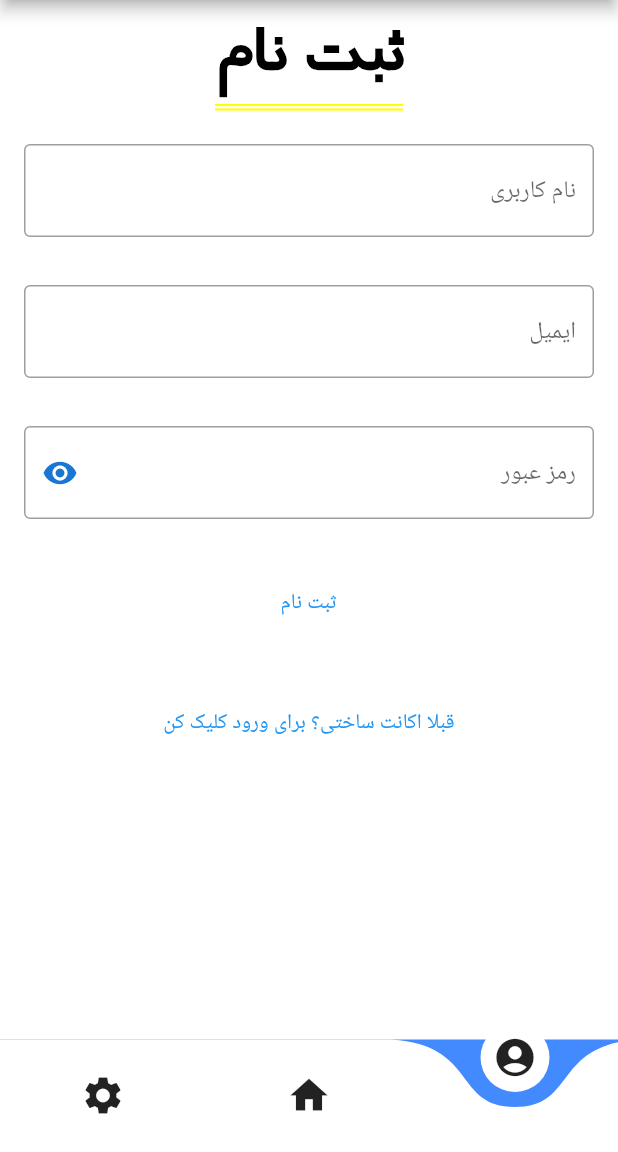
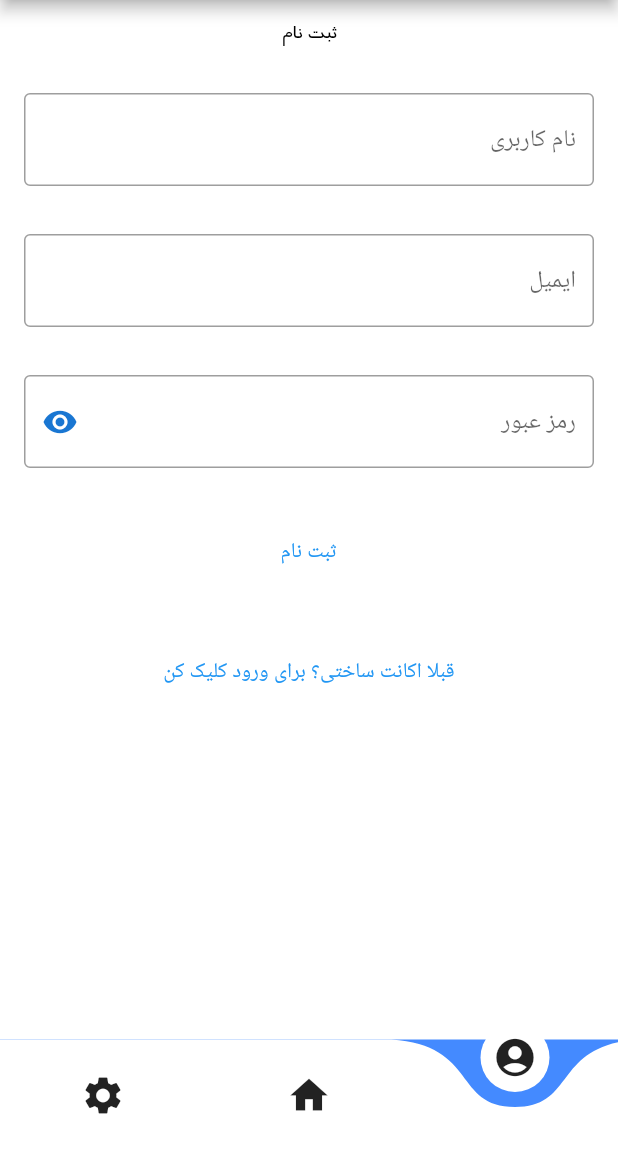
Before and after one commit to dorrin-sot/Mobdev-Game-Project, a Flutter app: the screen it shows after launch, item 3 of the bottom bar chosen, after a tap on "اگه اکانت نداری برای ثبت نام کلیک کن", on a phone screen of 412 x 824 dp, the part 84-1236 px from its top. Run offline on Flutter 3.47's test engine with Material 2 defaults, Android fonts, the phone set to English and light mode, and no system bars; drawn by our look-alikes of curved_navigation_bar; our stand-ins replace animated_text_kit, auth_buttons, connectivity_plus, firebase_core, flutter_dotenv, get and 6 more; missing offline and left inert: cron, pedantic; accounts and stored records are empty; network calls fail.

Commit message:
added new navigation things

```diff
--- a/lib/controllers/question_page_controller.dart
+++ b/lib/controllers/question_page_controller.dart
@@ -5,7 +5,6 @@ import 'package:get/get.dart';
 import 'package:mobdev_game_project/controllers/clock_controller.dart';
 import 'package:mobdev_game_project/models/question.dart';
 import 'package:mobdev_game_project/models/subject.dart';
-import 'package:mobdev_game_project/views/quiz_page/quiz_result.dart';
 
 enum ColorSwitch { MAIN, WRONG, CORRECT }
 
@@ -95,7 +94,12 @@ class QuestionPageController extends GetxController {
   void resetForNextQOrQuit() {
     //todo quit function
     if (_questionIndex == questions!.length - 1) {
-      Get.to(QuizResultPage(_results[0], _results[1], _results[2], _results[3]));
+      Get.toNamed('/quiz-res', arguments: {
+        'num': _results[0],
+        'correct': _results[1],
+        'wrong': _results[2],
+        'empty': _results[3]
+      });
       return;
     }
     _questionIndex += 1;
--- a/lib/main.dart
+++ b/lib/main.dart
@@ -7,15 +7,13 @@ import 'package:flutter_dotenv/flutter_dotenv.dart';
 import 'package:get/get.dart';
 import 'package:mobdev_game_project/views/appbar_and_navbar/appbar_related.dart';
 import 'package:mobdev_game_project/views/appbar_and_navbar/navbar_related.dart';
-import 'package:mobdev_game_project/views/navigation_pages/accounts.dart';
-import 'package:mobdev_game_project/views/navigation_pages/home.dart';
-import 'package:mobdev_game_project/views/navigation_pages/settings.dart';
 import 'package:mobdev_game_project/views/no_network_page.dart';
 import 'package:mobdev_game_project/views/quiz_page/question_page.dart';
-import 'package:mobdev_game_project/views/subject_page/subject_page.dart';
+import 'package:mobdev_game_project/views/quiz_page/quiz_result.dart';
 import 'package:parse_server_sdk_flutter/parse_server_sdk.dart';
 import 'package:pedantic/pedantic.dart';
 import 'package:shared_preferences/shared_preferences.dart';
+
 import 'models/question.dart';
 import 'models/subject.dart';
 import 'models/user.dart';
@@ -63,50 +61,38 @@ class MyApp extends StatelessWidget {
   //const MyApp({Key? key}) : super(key: key);
   @override
   Widget build(BuildContext context) {
-    return MaterialApp(
-      home: Scaffold(
+    return GetMaterialApp(
+      initialRoute: '/main-pages',
+      getPages: [
+        GetPage(
+            name: '/main-pages',
+            page: () =>
+                Scaffold(
                   appBar: CustomAppbar.build(),
                   bottomNavigationBar: CustomBottomNavBar.build(),
                   backgroundColor: Colors.white,
-        body: GetMaterialApp(
-          initialRoute: '/home',
-          getPages: [
-            GetPage(
-                name: '/home',
-                page: () => HomePage(),
-                transition: Transition.noTransition),
-            GetPage(
-                name: '/settings',
-                page: () => SettingsPage(),
-                transition: Transition.noTransition),
-            GetPage(
-                name: '/account/profile',
-                page: () => AccountsPageProfile(),
-                transition: Transition.noTransition),
-            GetPage(
-                name: '/account/login',
-                page: () => AccountsPageLogin(),
-                transition: Transition.noTransition),
-            GetPage(
-                name: '/account/register',
-                page: () => AccountsPageRegister(),
+                  body: GetBuilder<NavBarController>(
+                    init: Get.find<NavBarController>(),
+                    builder: (c) {
+                      final body = c.currentPage.value;
+                      print('current page = $body');
+                      return body;
+                    },
+                  ),
+                ),
             transition: Transition.noTransition),
         GetPage(
             name: '/no-network',
             page: () => NoNetworkPage(),
             transition: Transition.rightToLeft),
         GetPage(
-                name: '/subjects',
-                page: () => SubjectPage(),
-                transition: Transition.rightToLeft),
-            GetPage(
             name: '/question_page',
             page: () => QuestionPage(),
             transition: Transition.rightToLeft),
+        GetPage(name: '/quiz-res',
+            page: () => QuizResultPage(),
+            transition: Transition.rightToLeft),
       ],
-          debugShowCheckedModeBanner: false,
-        ),
-      ),
       debugShowCheckedModeBanner: false,
     );
   }
--- a/lib/views/appbar_and_navbar/appbar_related.dart
+++ b/lib/views/appbar_and_navbar/appbar_related.dart
@@ -104,7 +104,6 @@ class HeartController extends GetxController {
     super.onInit();
 
     await currentUser.updateHearts().then((value) => scheduleUpdateHeart());
-    ;
   }
 
   void scheduleUpdateHeart() {
--- a/lib/views/appbar_and_navbar/navbar_related.dart
+++ b/lib/views/appbar_and_navbar/navbar_related.dart
@@ -3,28 +3,88 @@ import 'package:flutter/material.dart';
 import 'package:get/get.dart';
 import 'package:get/route_manager.dart';
 import 'package:mobdev_game_project/main.dart';
+import 'package:mobdev_game_project/views/navigation_pages/accounts.dart';
+import 'package:mobdev_game_project/views/navigation_pages/home.dart';
+import 'package:mobdev_game_project/views/navigation_pages/settings.dart';
+import 'package:mobdev_game_project/views/subject_page/subject_page.dart';
 
 class CustomBottomNavBar extends CurvedNavigationBar {
-  CustomBottomNavBar() : super(items: []);
+  CustomBottomNavBar({
+    required Key key,
+    required int index,
+    required List<Widget> items,
+    required void Function(int) onTap,
+  }) : super(key: key, index: index, items: items, onTap: onTap);
 
-  static CurvedNavigationBar build() {
-    return CurvedNavigationBar(
+  factory CustomBottomNavBar.build() {
+    final c = Get.put(NavBarController());
+
+    return CustomBottomNavBar(
       index: 1,
-      items: NavBarItem.allItems.map((e) => e.child).toList(),
-      onTap: (index) => Get.offNamed(
-        NavBarItem.allItems
-            .where((element) => element.index == index)
-            .first
-            .pageDest!,
-      ),
+      key: c.navbarStateKey,
+      items: NavBarItem.allItems.map((e) => e.iconWidget!).toList(),
+      onTap: (index) {
+        c.setCurrent(
+          NavBarController.getNavBarItem(index).pageDest,
+          setIndexToo: false,
+        );
+      },
     );
+    // return super(
+    //   key: navbarStateKey,
+    //   index: c.index.value,
+    //   items: NavBarItem.allItems.map((e) => e.iconWidget!).toList(),
+    //   onTap: (index) {
+    //     c.setCurrent(NavBarController.getNavBarItem(index).pageDest);
+    //     c.index.value = index;
+    //   },
+    // );
+  }
+}
+
+class NavBarController extends GetxController {
+  var currentPage = getNavBarItem(1).body.obs;
+
+  late GlobalKey<CurvedNavigationBarState> navbarStateKey = GlobalKey();
+
+  static NavBarItem getNavBarItem(int index) =>
+      NavBarItem.allItems.firstWhere((element) => element.index == index);
+
+  setCurrent(String currentPageName, {bool setIndexToo = true}) {
+    print('NavBarController::setCurrent');
+    final navbarItem = NavBarItem.allItems.firstWhere(
+      (element) => element.pageDest == currentPageName,
+      orElse: () {
+        Widget? body;
+        switch (currentPageName) {
+          case '/account/register':
+            body = AccountsPageRegister();
+            break;
+          case '/subjects':
+            body = SubjectPage();
+            break;
+          default:
+            body = null; // shouldnt happen
+        }
+        return NavBarItem(
+          pageDest: currentPageName,
+          body: body!,
+        );
+      },
+    );
+    if (setIndexToo && navbarItem.index != null) {
+      navbarStateKey.currentState!.setPage(navbarItem.index!);
+    }
+    currentPage.value = navbarItem.body;
+    update();
   }
 }
 
 class NavBarItem {
-  final int index;
-  final Widget child;
-  late String? pageDest;
+  final int? index;
+  final Widget? iconWidget;
+  final Widget body;
+  late String pageDest;
 
   static List<NavBarItem> get allItems {
     int indexx = -1;
@@ -33,30 +93,44 @@ class NavBarItem {
     return <NavBarItem>[
       NavBarItem(
         index: ++indexx,
-        child: Icon(
+        iconWidget: Icon(
           Icons.settings,
           size: iconSize,
         ),
         pageDest: '/settings',
+        body: SettingsPage(),
       ),
       NavBarItem(
         index: ++indexx,
-        child: Icon(
+        iconWidget: Icon(
           Icons.home,
           size: iconSize,
         ),
         pageDest: '/home',
+        body: HomePage(),
       ),
       NavBarItem(
-        index: ++indexx,
-        child: Icon(
-          Icons.account_circle,
-          size: iconSize,
-        ),
-        pageDest: '/account/' + (c.isLoggedIn.isFalse ? 'login' : 'profile'),
-      ),
+          index: ++indexx,
+          iconWidget: Icon(
+            Icons.account_circle,
+            size: iconSize,
+          ),
+          pageDest: '/account/' + (c.isLoggedIn.isFalse ? 'login' : 'profile'),
+          body: (c.isLoggedIn.isFalse
+              ? AccountsPageLogin()
+              : AccountsPageProfile())),
     ];
   }
 
-  NavBarItem({required this.index, required this.child, this.pageDest});
+  NavBarItem({
+    this.index,
+    this.iconWidget,
+    required this.pageDest,
+    required this.body,
+  });
+
+  @override
+  String toString() {
+    return 'NavBarItem{index: $index, iconWidget: $iconWidget, body: $body, pageDest: $pageDest}';
+  }
 }
--- a/lib/views/navigation_pages/accounts.dart
+++ b/lib/views/navigation_pages/accounts.dart
@@ -1,9 +1,10 @@
+import 'package:auth_buttons/auth_buttons.dart';
 import 'package:flutter/material.dart';
 import 'package:get/get.dart';
 import 'package:mobdev_game_project/main.dart';
 import 'package:mobdev_game_project/models/user.dart';
+import 'package:mobdev_game_project/views/appbar_and_navbar/navbar_related.dart';
 import 'package:mobdev_game_project/views/navigation_pages/home.dart';
-import 'package:auth_buttons/auth_buttons.dart';
 
 class AccountsPageProfile extends StatelessWidget {
   //const AccountsPageProfile({Key? key}) : super(key: key);
@@ -18,8 +19,8 @@ class AccountsPageProfile extends StatelessWidget {
                 padding: EdgeInsets.all(16.0),
                 child: Image.asset(
                   'assets/images/userPhoto.png',
-                  width: MediaQuery.of(context).size.width / 3,
-                  height: MediaQuery.of(context).size.width / 3,
+                  width: Get.width / 3,
+                  height: Get.width / 3,
                 )),
             Padding(
                 padding: EdgeInsets.all(16.0),
@@ -89,7 +90,7 @@ class AccountsPageLogin extends StatelessWidget {
                           .login()
                           .then((response) {
                         if (response.success) {
-                          Get.off(HomePage());
+                          Get.find<NavBarController>().setCurrent('/home');
                           Get.snackbar(
                               "عملیات موفق", "با موفقیت وارد اکانتت شدی",
                               backgroundColor: Colors.black,
@@ -152,9 +153,8 @@ class AccountsPageLogin extends StatelessWidget {
             Padding(
                 padding: EdgeInsets.all(16.0),
                 child: TextButton(
-                    onPressed: () {
-                      Get.to(AccountsPageRegister());
-                    },
+                    onPressed: () => Get.find<NavBarController>()
+                        .setCurrent('/account/register'),
                     child: Text("اگه اکانت نداری برای ثبت نام کلیک کن")))
           ],
         ),
@@ -228,7 +228,7 @@ class AccountsPageRegister extends StatelessWidget {
                           .signUp()
                           .then((response) {
                         if (response.success) {
-                          Get.off(HomePage());
+                          Get.find<NavBarController>().setCurrent('/home');
                           Get.snackbar(
                               "عملیات موفق", "ثبت نامت با موفقیت انجام شد",
                               backgroundColor: Colors.black,
--- a/lib/views/navigation_pages/home.dart
+++ b/lib/views/navigation_pages/home.dart
@@ -1,6 +1,6 @@
 import 'package:flutter/material.dart';
 import 'package:get/get.dart';
-import 'package:mobdev_game_project/views/subject_page/subject_page.dart';
+import 'package:mobdev_game_project/views/appbar_and_navbar/navbar_related.dart';
 
 class HomePage extends StatelessWidget {
   const HomePage({Key? key}) : super(key: key);
@@ -11,7 +11,8 @@ class HomePage extends StatelessWidget {
         child: Container(
           child: ElevatedButton(
             child: Text("کلیک بنمای"),
-            onPressed: () => Get.toNamed("/subjects"),
+            onPressed: () =>
+                Get.find<NavBarController>().setCurrent('/subjects'),
           ),
         ),
       );
--- a/lib/views/quiz_page/quiz_result.dart
+++ b/lib/views/quiz_page/quiz_result.dart
@@ -1,10 +1,12 @@
 import 'package:flutter/material.dart';
+import 'package:get/get.dart';
 
 class QuizResultPage extends StatelessWidget {
-  final int num, correct, wrong, empty;
-
+  final int num = Get.arguments['num'],
+      correct = Get.arguments['correct'],
+      wrong = Get.arguments['wrong'],
+      empty = Get.arguments['empty'];
   //todo make this page look less like shet
-  QuizResultPage(this.num, this.correct, this.wrong, this.empty);
 
   @override
   Widget build(BuildContext context) {
```
Lines whose indentation alone changed are shown as unchanged.
